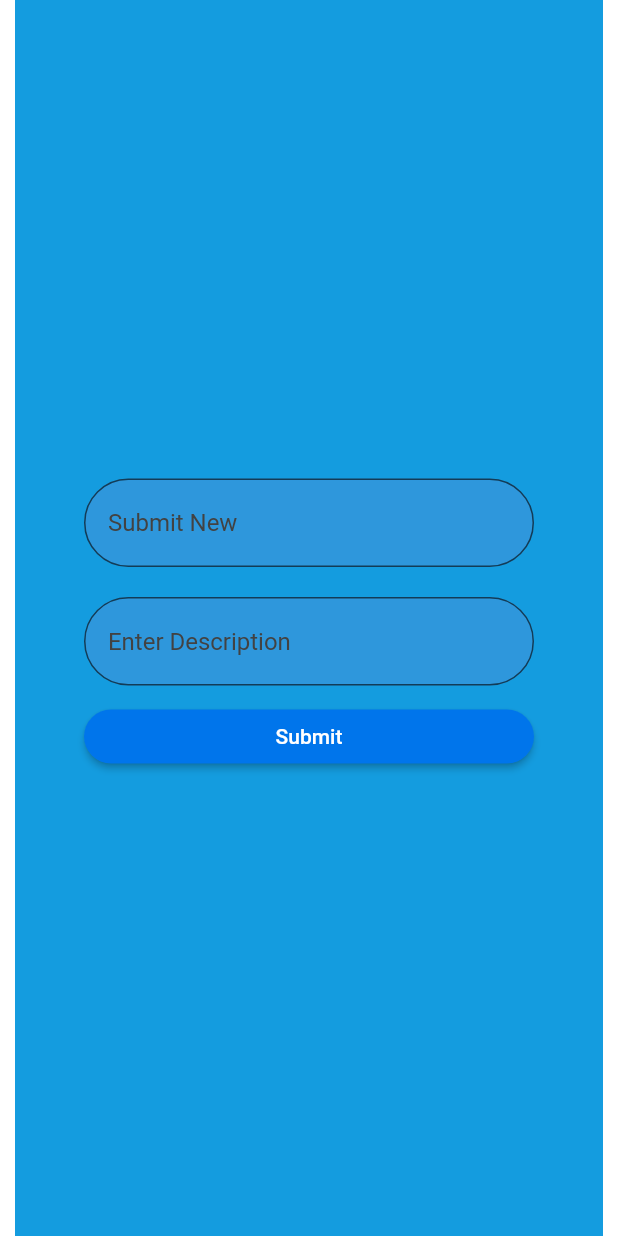
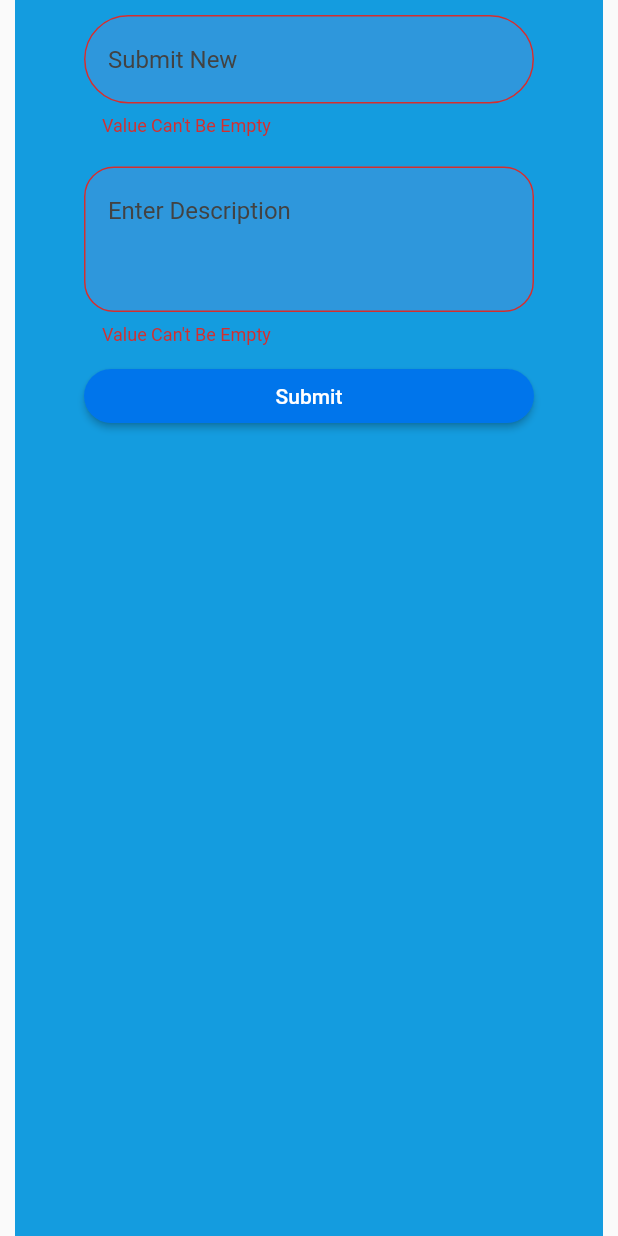
Before and after one commit to mahela97/training-app, a Flutter app: the screen it shows after launch, after a tap on "Submit", on a phone screen of 412 x 824 dp. Run offline on Flutter 3.47's test engine with Material 2 defaults, Android fonts, the light colour scheme and no system bars.

Commit message:
Implement adding card 1

```diff
--- a/lib/DiaryCard/DiaryCard.dart
+++ b/lib/DiaryCard/DiaryCard.dart
@@ -48,8 +48,10 @@ class _DiaryCardState extends State<DiaryCard> {
         border: Border.all(width: 4, color: Color(0xff009FE0)),
         borderRadius: BorderRadius.circular(12),
       ),
+      child: SingleChildScrollView(
         child: Column(
           crossAxisAlignment: CrossAxisAlignment.start,
+          mainAxisAlignment: MainAxisAlignment.start,
           children: [
             Padding(
               padding: EdgeInsets.all(5),
@@ -100,6 +102,7 @@ class _DiaryCardState extends State<DiaryCard> {
             ),
           ],
         ),
+      ),
     );
   }
 }
--- a/lib/Pages/DiaryHome.dart
+++ b/lib/Pages/DiaryHome.dart
@@ -1,5 +1,6 @@
 import 'package:flutter/cupertino.dart';
 import 'package:flutter/material.dart';
+import 'package:training_app/DiaryCard/DiaryCard.dart';
 
 class DiaryHome extends StatefulWidget {
   @override
@@ -9,8 +10,12 @@ class DiaryHome extends StatefulWidget {
 class _DiaryHomeState extends State<DiaryHome> {
   final titleController = TextEditingController();
   final descripController = TextEditingController();
-  String title;
-  String description;
+  String title = "";
+  String description = "";
+  MainAxisAlignment mainAxisAlignment = MainAxisAlignment.center;
+  List<DiaryCard> cards = [];
+  bool validateTitle = false;
+  bool validateDescrip = false;
 
   @override
   void dispose() {
@@ -28,24 +33,49 @@ class _DiaryHomeState extends State<DiaryHome> {
   }
 
   void onSubmit() {
-    print(this.title);
-    print(this.description);
     titleController.clear();
     descripController.clear();
+    if (this.title.isEmpty || this.description.isEmpty) {
+      setState(() {
+        this.title.isEmpty ? validateTitle = true : validateTitle = false;
+        this.description.isEmpty
+            ? validateDescrip = true
+            : validateDescrip = false;
+      });
+    } else {
+      validateDescrip = false;
+      validateTitle = false;
+    }
+    if (!validateTitle && !validateDescrip) {
+      setState(() {
+        mainAxisAlignment = MainAxisAlignment.start;
+        cards.add(DiaryCard(
+            title: this.title,
+            subtitle: "mahela",
+            description: this.description,
+            cardColor: Color(0xffB3E9FE)));
+      });
+      this.title = "";
+      this.description = "";
+    }
   }
 
   @override
   Widget build(BuildContext context) {
-    MediaQueryData deviceInfo = MediaQuery.of(context);
-    return Container(
+    //MediaQueryData deviceInfo = MediaQuery.of(context);
+    return MaterialApp(
+      home: Scaffold(
+        resizeToAvoidBottomInset: false,
+        body: Container(
           decoration: BoxDecoration(
-        color: Color(0xff149CDF),
+            color: Color(0xff149CDF), //Color(0xff149CDF)
           ),
-      width: deviceInfo.size.width,
-      height: deviceInfo.size.height,
+          width: double.infinity,
+          height: double.infinity,
           margin: EdgeInsets.fromLTRB(10, 0, 10, 0),
+          child: SingleChildScrollView(
             child: Column(
-        mainAxisAlignment: MainAxisAlignment.center,
+              mainAxisAlignment: mainAxisAlignment,
               children: [
                 Container(
                   width: 300,
@@ -65,6 +95,8 @@ class _DiaryHomeState extends State<DiaryHome> {
                         filled: true,
                         hintStyle: new TextStyle(color: Colors.grey[800]),
                         hintText: " Submit New",
+                        errorText:
+                            validateTitle ? 'Value Can\'t Be Empty' : null,
                       ),
                       onChanged: (text) => changeTitle(text),
                     ),
@@ -76,15 +108,19 @@ class _DiaryHomeState extends State<DiaryHome> {
                   child: Material(
                     color: Color(0xff149CDF),
                     child: TextField(
+                      maxLines: 3,
                       controller: this.descripController,
                       decoration: InputDecoration(
                         fillColor: Color(0xff2E97DC),
                         border: OutlineInputBorder(
                             borderSide: BorderSide(color: Colors.transparent),
-                      borderRadius: BorderRadius.all(Radius.circular(50.0))),
+                            borderRadius:
+                                BorderRadius.all(Radius.circular(20.0))),
                         filled: true,
                         hintStyle: new TextStyle(color: Colors.grey[800]),
                         hintText: " Enter Description",
+                        errorText:
+                            validateDescrip ? 'Value Can\'t Be Empty' : null,
                       ),
                       onChanged: (text) => changeDescription(text),
                     ),
@@ -96,14 +132,23 @@ class _DiaryHomeState extends State<DiaryHome> {
                       onPressed: onSubmit,
                       child: Text("Submit"),
                       style: ButtonStyle(
-                    backgroundColor:
-                        MaterialStateProperty.all<Color>(Color(0xff0075EB)),
-                    shape: MaterialStateProperty.all<RoundedRectangleBorder>(
+                          backgroundColor: MaterialStateProperty.all<Color>(
+                              Color(0xff0075EB)),
+                          shape:
+                              MaterialStateProperty.all<RoundedRectangleBorder>(
                                   RoundedRectangleBorder(
                             borderRadius: BorderRadius.circular(18.0),
                           )))),
+                ),
+                Container(
+                  child: Column(
+                    children: cards,
+                  ),
                 )
               ],
+            ),
+          ),
+        ),
       ),
     );
   }
--- a/lib/main.dart
+++ b/lib/main.dart
@@ -10,22 +10,6 @@ class MyApp extends StatelessWidget {
   // This widget is the root of your application.
   @override
   Widget build(BuildContext context) {
-    return MaterialApp(
-      home: Container(
-          width: double.infinity,
-          child: Column(
-            children: [
-              // DiaryCard(title: "Reasons Why Learning English is so Important",
-              //   subtitle: "Mahela",
-              //   description: "English may not be the most spoken language in the world, but it is the offical"
-              //       "This is the description. Hi I am Mahela. How are you? I am fine. "
-              //       "Hellow gg wel played. how are you mahela. what are you doing? ",
-              //   cardColor:Color(0xffB3E9FE),
-              // )
-
-              DiaryHome()
-            ],
-          )),
-    );
+    return DiaryHome();
   }
 }
```
Lines whose indentation alone changed are shown as unchanged.
